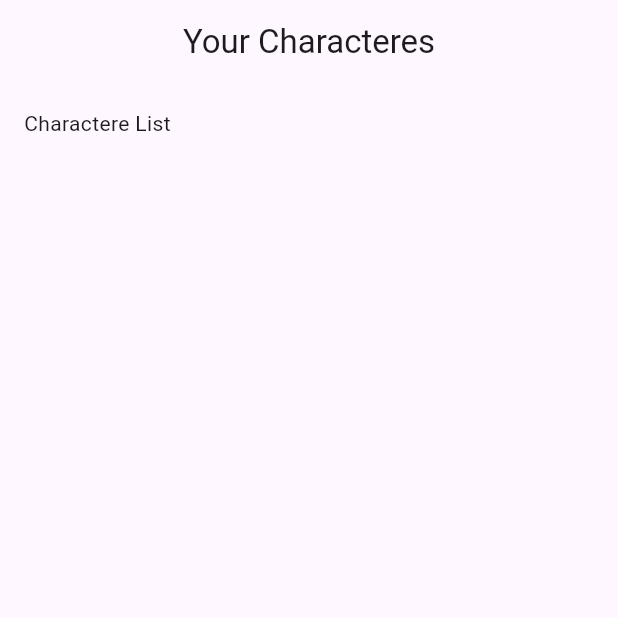
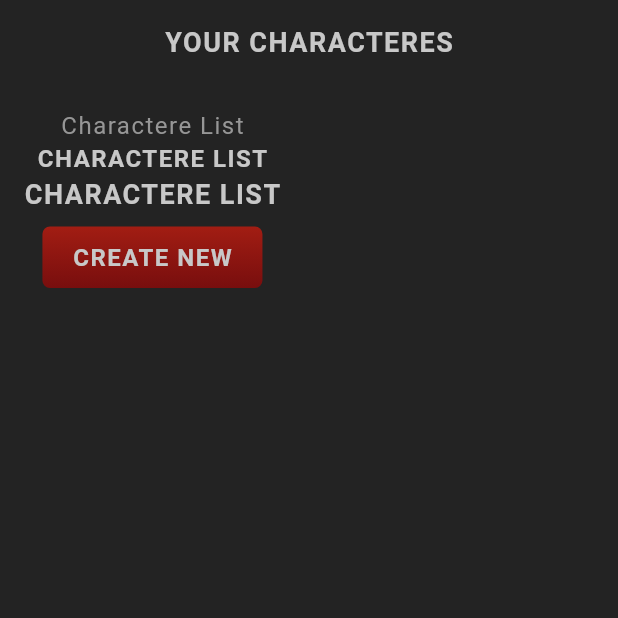
Before and after one commit to Ayman-shaim1/flutter_rpg_character, a Flutter app: the screen it shows after launch, on a phone screen of 412 x 824 dp, the top half of it. Run offline on Flutter 3.47's test engine with Material 3 defaults, Android fonts, the phone set to English and light mode, and no system bars; our stand-ins replace google_fonts; Roboto replaces fonts that are missing (Kanit).

```diff
--- a/lib/main.dart
+++ b/lib/main.dart
@@ -1,9 +1,11 @@
 import 'package:flutter/material.dart';
 import 'package:flutter_rpg/screens/home/home.dart';
+import 'package:flutter_rpg/theme.dart';
 
 void main() {
-  runApp(const MaterialApp(
-    home: Home(),
+  runApp(MaterialApp(
+    theme: primaryTheme,
+    home: const Home(),
   ));
 }
 
--- a/lib/screens/home/home.dart
+++ b/lib/screens/home/home.dart
@@ -1,4 +1,6 @@
 import 'package:flutter/material.dart';
+import 'package:flutter_rpg/shared/styled_button.dart';
+import 'package:flutter_rpg/shared/styled_text.dart';
 
 class Home extends StatefulWidget {
   const Home({super.key});
@@ -12,14 +14,23 @@ class _HomeState extends State<Home> {
   Widget build(BuildContext context) {
     return Scaffold(
       appBar: AppBar(
-        title: const Text("Your Characteres"),
+        title: const StyledTitle("Your Characteres"),
         centerTitle: true,
       ),
       body: Container(
         padding: const EdgeInsets.all(16),
         child: Column(
           children: [
-            const Text("Charactere List")
+            const StyledText(
+              "Charactere List",
+            ),
+            const StyledHeading(
+              "Charactere List",
+            ),
+            const StyledTitle(
+              "Charactere List",
+            ),
+            StyleButton(onPressed: () {}, child: const StyledHeading("Create New"))
           ],
         ),
       ),
--- /dev/null
+++ b/lib/shared/styled_button.dart
@@ -0,0 +1,31 @@
+import 'package:flutter/material.dart';
+import 'package:flutter_rpg/theme.dart';
+
+class StyleButton extends StatelessWidget {
+  const StyleButton({
+    super.key,
+    required this.onPressed,
+    required this.child,
+  });
+
+  final Function() onPressed;
+  final Widget child;
+
+  @override
+  Widget build(BuildContext context) {
+    return TextButton(
+      onPressed: onPressed,
+      child: Container(
+        padding: const EdgeInsets.symmetric(vertical: 10, horizontal: 20),
+        child: child,
+        decoration: BoxDecoration(
+          gradient: LinearGradient(
+              colors: [AppColors.primaryColor, AppColors.primaryAccent],
+              begin: Alignment.topCenter,
+              end: Alignment.bottomCenter),
+          borderRadius: const BorderRadius.all(Radius.circular(5)),
+        ),
+      ),
+    );
+  }
+}
--- /dev/null
+++ b/lib/shared/styled_text.dart
@@ -0,0 +1,44 @@
+import 'package:flutter/material.dart';
+import 'package:google_fonts/google_fonts.dart';
+
+class StyledText extends StatelessWidget {
+  const StyledText(this.text, {super.key});
+  final String text;
+
+  @override
+  Widget build(BuildContext context) {
+    return Text(
+      text,
+      style:
+          GoogleFonts.kanit(textStyle: Theme.of(context).textTheme.bodyMedium),
+    );
+  }
+}
+
+class StyledHeading extends StatelessWidget {
+  const StyledHeading(this.text, {super.key});
+  final String text;
+
+  @override
+  Widget build(BuildContext context) {
+    return Text(
+      text.toUpperCase(),
+      style: GoogleFonts.kanit(
+          textStyle: Theme.of(context).textTheme.headlineMedium),
+    );
+  }
+}
+
+class StyledTitle extends StatelessWidget {
+  const StyledTitle(this.text, {super.key});
+  final String text;
+
+  @override
+  Widget build(BuildContext context) {
+    return Text(
+      text.toUpperCase(),
+      style:
+          GoogleFonts.kanit(textStyle: Theme.of(context).textTheme.titleMedium),
+    );
+  }
+}
--- /dev/null
+++ b/lib/theme.dart
@@ -0,0 +1,51 @@
+import 'package:flutter/material.dart';
+
+class AppColors {
+  static Color primaryColor = const Color.fromRGBO(162, 29, 19, 1);
+  static Color primaryAccent = const Color.fromRGBO(120, 14, 14, 1);
+
+  static Color secondaryColor = const Color.fromRGBO(45, 45, 45, 1);
+  static Color secondaryAccent = const Color.fromRGBO(35, 35, 35, 1);
+
+  static Color titleColor = const Color.fromRGBO(200, 200, 200, 1);
+  static Color textColor = const Color.fromRGBO(150, 150, 150, 1);
+
+  static Color successColor = const Color.fromRGBO(9, 149, 110, 1);
+  static Color hightlightColor = const Color.fromRGBO(212, 172, 13, 1);
+}
+
+ThemeData primaryTheme = ThemeData(
+  // seed color :
+  colorScheme: ColorScheme.fromSeed(
+    seedColor: AppColors.primaryColor,
+  ),
+  // scaffold color :
+  scaffoldBackgroundColor: AppColors.secondaryAccent,
+  // app bar theme color :
+  appBarTheme: AppBarTheme(
+    backgroundColor: AppColors.secondaryAccent,
+    foregroundColor: AppColors.textColor,
+    surfaceTintColor: Colors.transparent,
+    centerTitle: true,
+  ),
+
+  textTheme: TextTheme().copyWith(
+    bodyMedium: TextStyle(
+      color: AppColors.textColor,
+      fontSize: 16,
+      letterSpacing: 1,
+    ),
+    headlineMedium: TextStyle(
+      color: AppColors.titleColor,
+      fontSize: 16,
+      letterSpacing: 1,
+      fontWeight: FontWeight.bold,
+    ),
+    titleMedium: TextStyle(
+      color: AppColors.titleColor,
+      fontSize: 18,
+      letterSpacing: 1,
+      fontWeight: FontWeight.bold,
+    ),
+  ),
+);
--- a/pubspec.yaml
+++ b/pubspec.yaml
@@ -35,6 +35,7 @@ dependencies:
   # The following adds the Cupertino Icons font to your application.
   # Use with the CupertinoIcons class for iOS style icons.
   cupertino_icons: ^1.0.6
+  google_fonts: ^6.2.1
 
 dev_dependencies:
   flutter_test:
```
Also changed, not shown: pubspec.lock, 3 other files.
